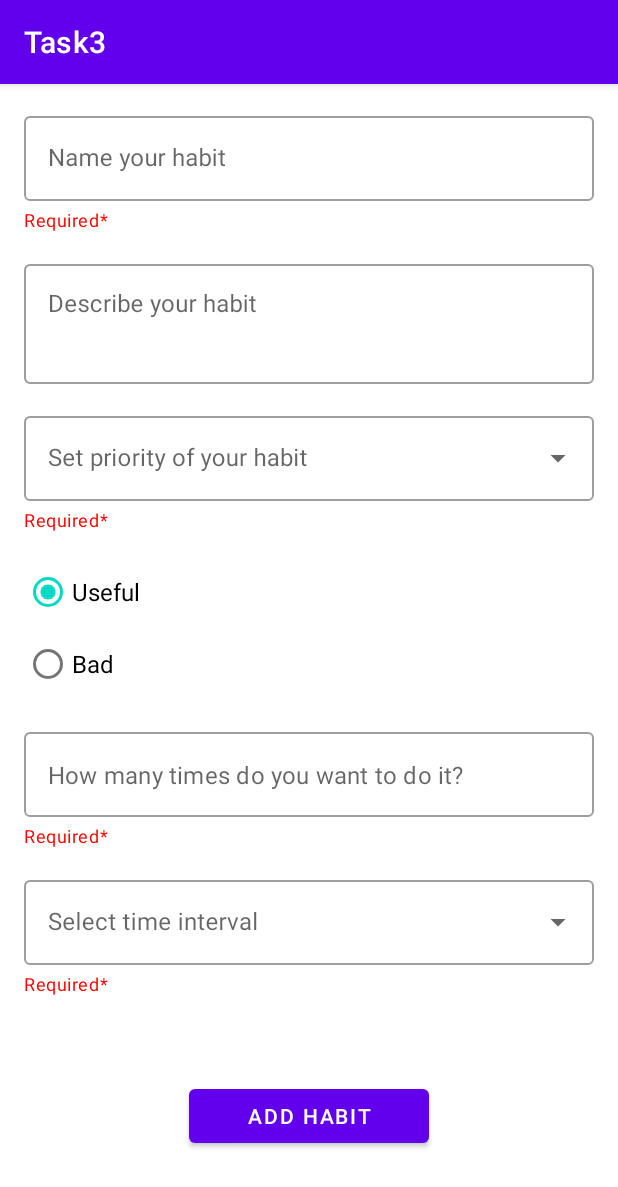
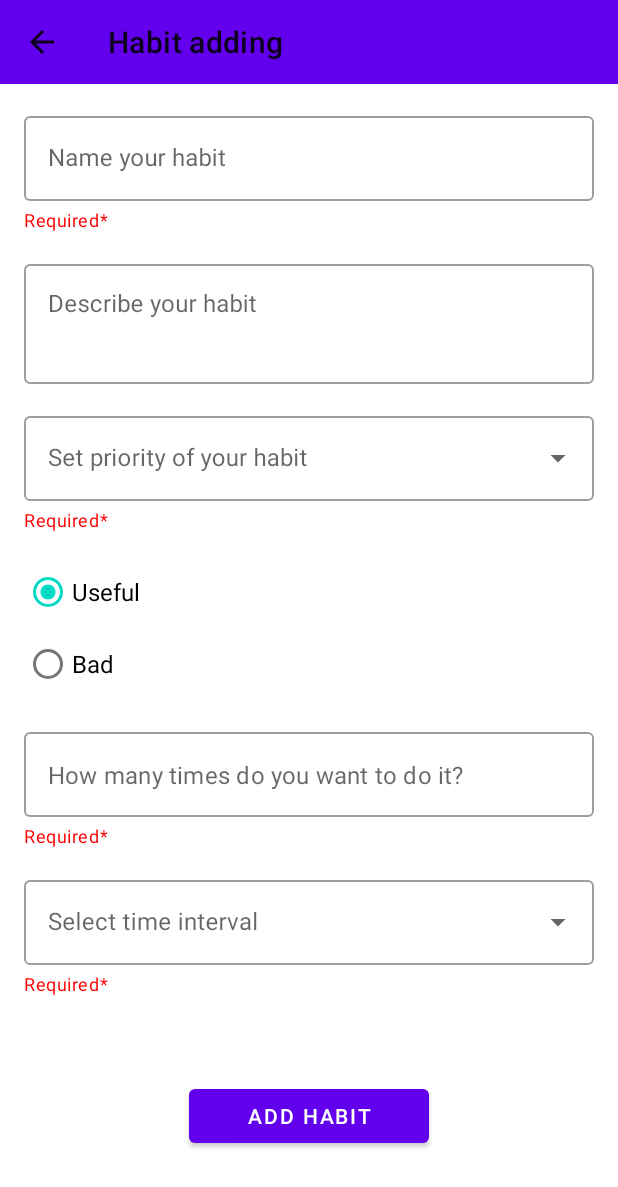
Before and after one commit to Ashuxtoff/HabitTrackerDoubleTapCourseAndroid, an Android app: the screen it shows after launch (MainActivity), after a tap on an icon or button, on a phone screen of 412 x 824 dp. Shown: the top 1187 px of the screen. Run offline under Robolectric (Android 15) with nearby library versions, the phone set to English and light mode, and no system bars.

```diff
--- a/app/build.gradle
+++ b/app/build.gradle
@@ -49,6 +49,12 @@ dependencies {
     implementation 'com.google.android.material:material:1.5.0'
     implementation 'androidx.legacy:legacy-support-v4:1.0.0'
     implementation 'androidx.viewpager2:viewpager2:1.0.0'
+//    implementation 'androidx.navigation:navigation-fragment-ktx:2.4.1'
+//    implementation 'androidx.navigation:navigation-ui-ktx:2.4.1'
+    implementation 'android.arch.navigation:navigation-fragment-ktx:1.0.0'
+    implementation 'android.arch.navigation:navigation-ui-ktx:1.0.0'
+
+
     testImplementation 'junit:junit:4.13.2'
     androidTestImplementation 'androidx.test.ext:junit:1.1.3'
     androidTestImplementation 'androidx.test.espresso:espresso-core:3.4.0'
--- a/app/src/main/AndroidManifest.xml
+++ b/app/src/main/AndroidManifest.xml
@@ -1,5 +1,6 @@
 <?xml version="1.0" encoding="utf-8"?>
 <manifest xmlns:android="http://schemas.android.com/apk/res/android"
+    xmlns:tools="http://schemas.android.com/tools"
     package="com.example.task4">
 
     <application
@@ -8,7 +9,9 @@
         android:label="@string/appName"
         android:roundIcon="@mipmap/ic_launcher_round"
         android:supportsRtl="true"
-        android:theme="@style/Theme.Task4">
+        android:theme="@style/AppTheme"
+        tools:replace="android:appComponentFactory"
+        android:appComponentFactory="android.support.v4.app.CoreComponentFactory">
         <activity
             android:name=".MainActivity"
             android:exported="true">
--- a/app/src/main/java/com/example/task4/MainActivity.kt
+++ b/app/src/main/java/com/example/task4/MainActivity.kt
@@ -2,22 +2,24 @@ package com.example.task4
 
 import androidx.appcompat.app.AppCompatActivity
 import android.os.Bundle
-import androidx.viewpager2.widget.ViewPager2
+import android.view.MenuItem
+import androidx.appcompat.app.ActionBarDrawerToggle
+import androidx.core.view.GravityCompat
 import com.example.task3.objects.Habit
 import com.example.task3.objects.HabitType
 import com.example.task3.objects.TimeIntervalType
-import com.example.task4.fragments.BaseHabitListFragment
+import com.example.task4.fragments.AppInformationFragment
+import com.example.task4.fragments.BaseHabitsListFragment
 import com.example.task4.fragments.FormFragment
 import com.example.task4.fragments.HabitsListFragment
-import com.example.task4.viewPager2Entities.HabitsListViewPagerAdapter
-import com.google.android.material.tabs.TabLayout
-import com.google.android.material.tabs.TabLayoutMediator
+import com.google.android.material.navigation.NavigationView
 import kotlinx.android.synthetic.main.activity_main.*
 
 class MainActivity :
     AppCompatActivity(),
     FormOpeningCallback,
-    FormResultCallback {
+    FormResultCallback,
+    NavigationView.OnNavigationItemSelectedListener {
 
 
     companion object {
@@ -26,30 +28,19 @@ class MainActivity :
     }
 
     private var habits : MutableList<Habit> = mutableListOf()
-//    private lateinit var viewPagerViewPagerAdapter : HabitsListViewPagerAdapter
-//    private lateinit var habitsListViewPager : ViewPager2
-//    private lateinit var listsTabLayout: TabLayout
-//    private lateinit var tabsMediator: TabLayoutMediator
-
 
     override fun onCreate(savedInstanceState: Bundle?) {
         super.onCreate(savedInstanceState)
         setContentView(R.layout.activity_main)
 
-//        viewPagerViewPagerAdapter = HabitsListViewPagerAdapter(this, habits)
-//        habitsListViewPager = viewPager
-//        habitsListViewPager.adapter = viewPagerViewPagerAdapter
-//
-//        listsTabLayout = tabLayout
-//        tabsMediator = TabLayoutMediator(listsTabLayout, habitsListViewPager) { tab, position ->
-//            tab.text = when (position) {
-//                0 -> getString(R.string.usefulHabitKey)
-//                1 -> getString(R.string.badHabitKey)
-//                else -> getString(R.string.errorText)
-//            }
-//        }
-//
-//        tabsMediator.attach()
+        val drawerToggle = ActionBarDrawerToggle(this, navigationDrawerLayout, R.string.openDrawer, R.string.closeDrawer)
+        navigationDrawerLayout.addDrawerListener(drawerToggle)
+        drawerToggle.syncState() // cинхронизирует стотояние бургера или стрелка назад при открывании/закрывании меню
+        navigationViewMenu.setNavigationItemSelectedListener(this)
+
+        setSupportActionBar(toolbar)
+        supportActionBar?.setTitle(R.string.habitsListToolbarTitle)
+        supportActionBar?.setDisplayHomeAsUpEnabled(true)
 
 
         habits.add(
@@ -58,16 +49,11 @@ class MainActivity :
 
         supportFragmentManager
             .beginTransaction()
-            .add(R.id.fragmentPlaceholder, BaseHabitListFragment.newInstance(habits))
-                //.replace(R.id.fragmentPlaceholder, HabitsListFragment.newInstance(habits.filter { it.type == HabitType.USEFUL }))
+            .add(R.id.fragmentPlaceholder, BaseHabitsListFragment.newInstance(habits))
             .commit()
     }
 
     override fun openForm(habitForEditing: Habit?) {
-
-//        habitsListViewPager.isUserInputEnabled = false
-//        habitsListViewPager.adapter = null
-
 
         supportFragmentManager
             .beginTransaction()
@@ -97,13 +83,61 @@ class MainActivity :
 
         supportFragmentManager
             .beginTransaction()
-            .add(R.id.fragmentPlaceholder, BaseHabitListFragment.newInstance(habits))
+            .add(R.id.fragmentPlaceholder, BaseHabitsListFragment.newInstance(habits))
             .commit()
 
-//        habitsListViewPager.isUserInputEnabled = true
-//        habitsListViewPager.adapter = viewPagerViewPagerAdapter
+    }
+
+    override fun onNavigationItemSelected(item: MenuItem): Boolean {
+        when (item.itemId) {
+            R.id.menuItemStartScreen -> {
+                navigationDrawerLayout.closeDrawer(GravityCompat.START)
+                supportFragmentManager
+                    .beginTransaction()
+                    .replace(R.id.fragmentPlaceholder, BaseHabitsListFragment.newInstance(habits))
+                    .commit()
+            }
+
+            R.id.menuItemAppInformation -> {
+                supportFragmentManager
+                    .beginTransaction()
+                    .replace(R.id.fragmentPlaceholder, AppInformationFragment.newInstance())
+                    .commit()
+            }
+        }
+        navigationDrawerLayout.closeDrawer(GravityCompat.START)
+        return true
+    }
+
+    override fun onOptionsItemSelected(item : MenuItem): Boolean {
+
+        if (item.itemId == android.R.id.home) {
+
+            if (navigationDrawerLayout.isDrawerOpen(GravityCompat.START)) {
+                navigationDrawerLayout.closeDrawer(GravityCompat.START)
+                return true
+            }
+
+            val currentFragment =
+                supportFragmentManager.fragments.last().childFragmentManager.fragments.find { it.isVisible }
+                ?:
+                supportFragmentManager.fragments.last()
 
 
-//        supportFragmentManager.popBackStack() почему-то не работает :(
+            if (currentFragment != null &&
+                (currentFragment is AppInformationFragment || currentFragment is FormFragment)
+            ) {
+                supportFragmentManager
+                    .beginTransaction()
+                    .replace(R.id.fragmentPlaceholder, BaseHabitsListFragment.newInstance(habits))
+                    .commit()
+            }
+
+            if (currentFragment != null && currentFragment is HabitsListFragment) {
+                navigationDrawerLayout.openDrawer(GravityCompat.START)
+            }
+        }
+
+        return true
     }
 }
--- a/app/src/main/java/com/example/task4/fragments/BaseHabitListFragment.kt
+++ b/app/src/main/java/com/example/task4/fragments/BaseHabitsListFragment.kt
@@ -16,7 +16,7 @@ import kotlinx.android.synthetic.main.fragment_base_habit_list.*
 import java.util.ArrayList
 
 
-class BaseHabitListFragment : Fragment() {
+class BaseHabitsListFragment : Fragment() {
     private lateinit var viewPagerViewPagerAdapter : HabitsListViewPagerAdapter
     private lateinit var habitsListViewPager : ViewPager2
     private lateinit var listsTabLayout: TabLayout
@@ -27,8 +27,8 @@ class BaseHabitListFragment : Fragment() {
     companion object {
         private const val HABITS_LIST_ARGS = "habitsList"
 
-        fun newInstance(habitsForViewing : List<Habit>) : BaseHabitListFragment {
-            val fragment = BaseHabitListFragment()
+        fun newInstance(habitsForViewing : List<Habit>) : BaseHabitsListFragment {
+            val fragment = BaseHabitsListFragment()
             val bundle = Bundle().apply {
                 putParcelableArrayList(
                     HABITS_LIST_ARGS,
--- a/app/src/main/java/com/example/task4/fragments/FormFragment.kt
+++ b/app/src/main/java/com/example/task4/fragments/FormFragment.kt
@@ -16,6 +16,7 @@ import com.example.task3.objects.HabitType
 import com.example.task3.objects.TimeIntervalType
 import com.example.task4.FormOpeningCallback
 import com.example.task4.FormResultCallback
+import com.example.task4.MainActivity
 import com.example.task4.R
 import kotlinx.android.synthetic.main.fragment_form.*
 
@@ -65,6 +66,15 @@ class FormFragment : Fragment(), TextWatcher {
 
     override fun onViewCreated(view: View, savedInstanceState: Bundle?) {
         super.onViewCreated(view, savedInstanceState)
+
+        val activity = activity as MainActivity
+
+        if (arguments == null) {
+            activity.supportActionBar?.setTitle(R.string.addHabitToolbarTitle)
+        }
+        else {
+            activity.supportActionBar?.setTitle(R.string.editHabitToolbarTitle)
+        }
 
         priority_input.setAdapter(
             ArrayAdapter(view.context, android.R.layout.simple_dropdown_item_1line, priorities)
--- a/app/src/main/res/layout/activity_main.xml
+++ b/app/src/main/res/layout/activity_main.xml
@@ -1,20 +1,42 @@
 <?xml version="1.0" encoding="utf-8"?>
-<androidx.constraintlayout.widget.ConstraintLayout
+<androidx.drawerlayout.widget.DrawerLayout
     xmlns:android="http://schemas.android.com/apk/res/android"
     xmlns:app="http://schemas.android.com/apk/res-auto"
     xmlns:tools="http://schemas.android.com/tools"
+    android:id="@+id/navigationDrawerLayout"
+    android:layout_width="match_parent"
+    android:layout_height="match_parent">
+
+    <androidx.constraintlayout.widget.ConstraintLayout
         android:layout_width="match_parent"
         android:layout_height="match_parent"
         tools:context=".MainActivity">
 
+        <androidx.appcompat.widget.Toolbar
+            android:id="@+id/toolbar"
+            android:layout_width="match_parent"
+            android:layout_height="wrap_content"
+            android:background="?attr/colorPrimary"
+            android:minHeight="?attr/actionBarSize"
+            android:theme="?attr/actionBarTheme"
+            app:layout_constraintTop_toTopOf="parent"/>
+
         <FrameLayout
             android:id="@+id/fragmentPlaceholder"
             android:layout_width="match_parent"
-        android:layout_height="match_parent"
+            android:layout_height="0dp"
             app:layout_constraintBottom_toBottomOf="parent"
             app:layout_constraintEnd_toEndOf="parent"
             app:layout_constraintStart_toStartOf="parent"
-        app:layout_constraintTop_toTopOf="parent">
-    </FrameLayout>
+            app:layout_constraintTop_toBottomOf="@+id/toolbar"></FrameLayout>
 
     </androidx.constraintlayout.widget.ConstraintLayout>
+
+    <com.google.android.material.navigation.NavigationView
+        android:id="@+id/navigationViewMenu"
+        android:layout_width="wrap_content"
+        android:layout_height="match_parent"
+        android:layout_gravity="start"
+        app:menu="@menu/drawer_menu"/>
+
+</androidx.drawerlayout.widget.DrawerLayout>
--- a/app/src/main/res/layout/fragment_base_habit_list.xml
+++ b/app/src/main/res/layout/fragment_base_habit_list.xml
@@ -6,7 +6,7 @@
     android:layout_width="match_parent"
     android:layout_height="match_parent"
     android:orientation="vertical"
-    tools:context=".fragments.BaseHabitListFragment">
+    tools:context=".fragments.BaseHabitsListFragment">
 
     <com.google.android.material.tabs.TabLayout
         android:id="@+id/tabLayout"
--- /dev/null
+++ b/app/src/main/res/menu/drawer_menu.xml
@@ -0,0 +1,14 @@
+<?xml version="1.0" encoding="utf-8"?>
+<menu xmlns:android="http://schemas.android.com/apk/res/android">
+
+    <item
+        android:id="@+id/menuItemStartScreen"
+        android:title="@string/menuItemStartScreenTitle"
+        />
+
+    <item
+        android:id="@+id/menuItemAppInformation"
+        android:title="@string/menuItemAppInformation"
+        />
+
+</menu>
--- a/app/src/main/res/values/strings.xml
+++ b/app/src/main/res/values/strings.xml
@@ -35,6 +35,22 @@
 
     <string name="errorText">ERROR TEXT FROM RESOURCES</string>
 
+    <string name="menuItemStartScreenTitle">Home</string>
+    <string name="menuItemAppInformation">About app</string>
+
+    <string name="openDrawer">Navigation drawer opened</string>
+    <string name="closeDrawer">Navigation drawer closed</string>
+
+    <string name="appInformationAboutAppTitle">About App</string>
+    <string name="appInformationAboutAppValue">This app lets you to manage and monitor your habits</string>
+    <string name="appInformationVersionTitle">Version</string>
+    <string name="appInformationVersionValue">1.0.0-alpha01</string>
+
+    <string name="habitsListToolbarTitle">Habits</string>
+    <string name="addHabitToolbarTitle">Habit adding</string>
+    <string name="editHabitToolbarTitle">Habit editing</string>
+    <string name="aboutAppToolbarTitle">Information</string>
+
     <string-array name="timeIntervalTypes">
         <item>hour</item>
         <item>day</item>
--- a/app/src/main/res/values/styles.xml
+++ b/app/src/main/res/values/styles.xml
@@ -1,5 +1,6 @@
 <?xml version="1.0" encoding="utf-8"?>
 <resources>
+
     <style name="attributeName">
         <item name="android:textSize">18sp</item>
         <item name="android:textColor">#000000</item>
--- a/app/src/main/res/values/themes.xml
+++ b/app/src/main/res/values/themes.xml
@@ -13,4 +13,19 @@
         <item name="android:statusBarColor" tools:targetApi="l">?attr/colorPrimaryVariant</item>
         <!-- Customize your theme here. -->
     </style>
+
+
+    <style name="AppTheme" parent="Theme.MaterialComponents.DayNight.NoActionBar">
+        <item name="windowActionBar">false</item>
+        <item name="windowNoTitle">true</item>
+        <item name="colorPrimary">@color/purple_500</item>
+        <item name="colorPrimaryVariant">@color/purple_700</item>
+        <item name="colorOnPrimary">@color/white</item>
+        <!-- Secondary brand color. -->
+        <item name="colorSecondary">@color/teal_200</item>
+        <item name="colorSecondaryVariant">@color/teal_700</item>
+        <item name="colorOnSecondary">@color/black</item>
+        <!-- Status bar color. -->
+        <item name="android:statusBarColor" tools:targetApi="l">?attr/colorPrimaryVariant</item>
+    </style>
 </resources>
--- a/gradle.properties
+++ b/gradle.properties
@@ -15,6 +15,7 @@ org.gradle.jvmargs=-Xmx2048m -Dfile.encoding=UTF-8
 # Android operating system, and which are packaged with your app"s APK
 # https://developer.android.com/topic/libraries/support-library/androidx-rn
 android.useAndroidX=true
+android.enableJetifier=true
 # Kotlin code style for this project: "official" or "obsolete":
 kotlin.code.style=official
 # Enables namespacing of each library's R class so that its R class includes only the
```
Also changed, not shown: app/src/main/java/com/example/task4/fragments/AppInformationFragment.kt (added, +30 -0 lines), app/src/main/res/layout/fragment_app_information.xml (added, +37 -0 lines). Lines whose indentation alone changed are shown as unchanged.
